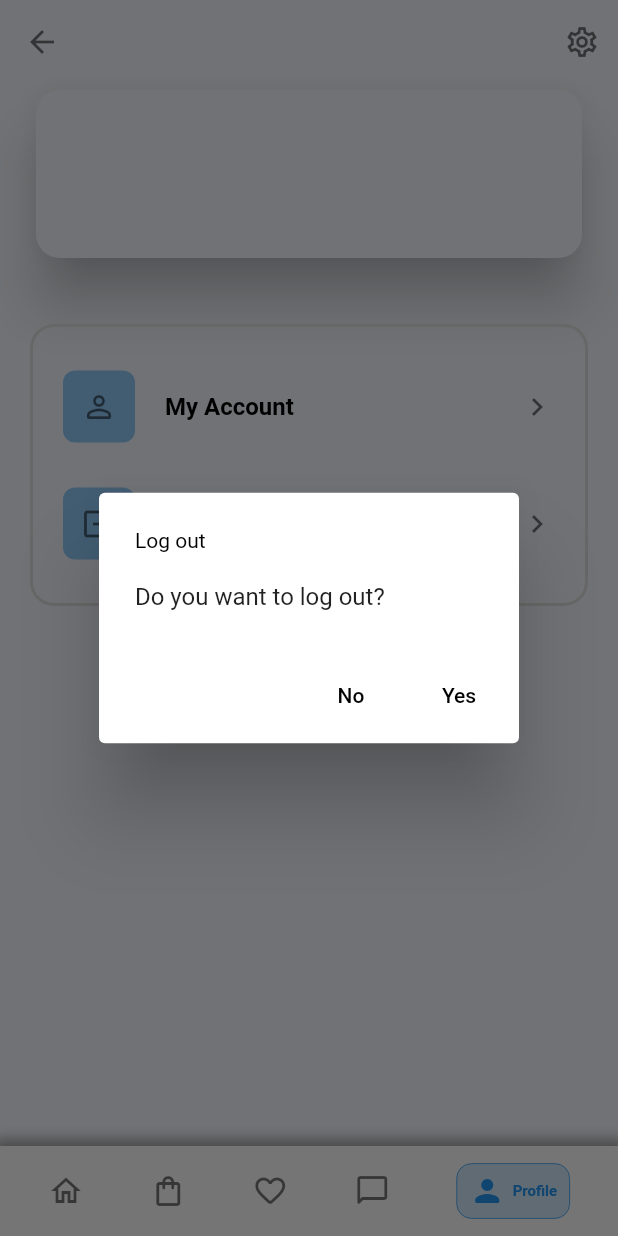
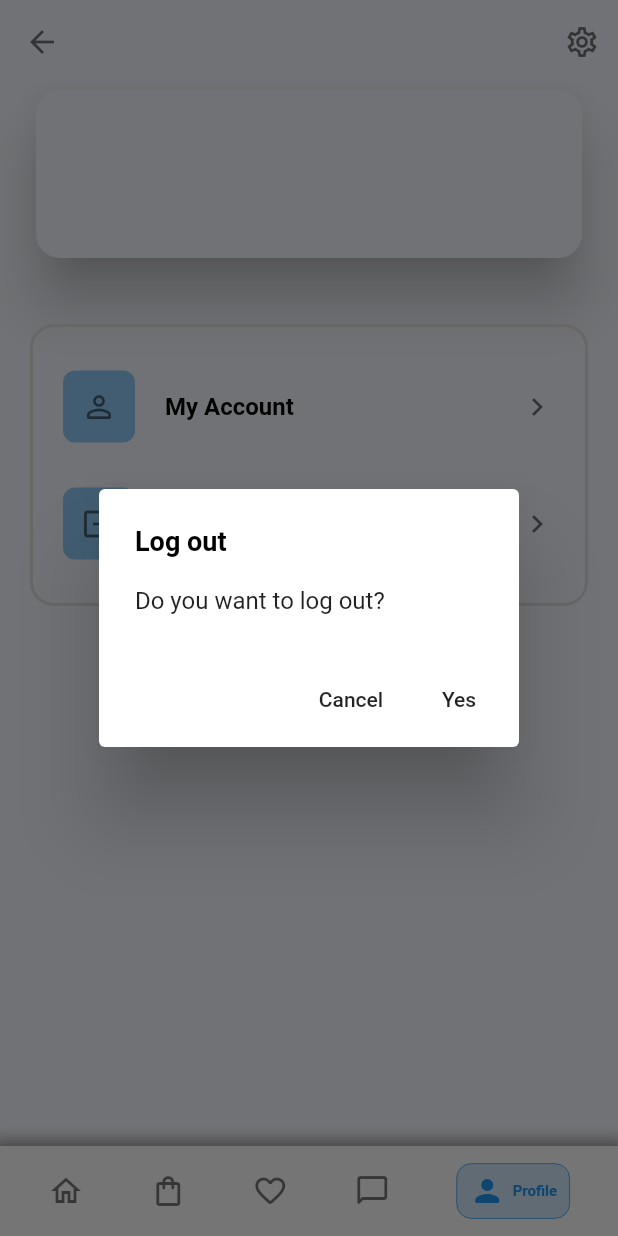
Before and after one commit to ngocnam11/e_shop, a Flutter app: the ProfileScreen screen opened by its route, after a tap on "Log out", on a phone screen of 412 x 824 dp. Run offline on Flutter 3.47's test engine with Material 2 defaults, Android fonts, the phone set to English and light mode, and no system bars; our stand-ins replace carousel_slider, cloud_firestore, equatable, firebase_auth, firebase_core, firebase_storage and 4 more; accounts and stored records are empty; network calls fail; project files that could hold a hidden picture were left out.

Commit message:
update widget

```diff
--- a/lib/screens/profile_screen.dart
+++ b/lib/screens/profile_screen.dart
@@ -126,14 +126,16 @@ class ProfileScreen extends StatelessWidget {
                               context: context,
                               builder: (context) => AlertDialog(
                                 title: const Text('Log out'),
+                                titleTextStyle:
+                                    Theme.of(context).textTheme.headline3,
                                 content: const Text('Do you want to log out?'),
                                 actions: [
                                   TextButton(
                                     onPressed: () =>
                                         Navigator.of(context).pop(),
                                     child: const Text(
-                                      'No',
-                                      style: TextStyle(color: Colors.black),
+                                      'Cancel',
+                                      style: TextStyle(color: Colors.black87),
                                     ),
                                   ),
                                   TextButton(
@@ -144,7 +146,7 @@ class ProfileScreen extends StatelessWidget {
                                     },
                                     child: const Text(
                                       'Yes',
-                                      style: TextStyle(color: Colors.black),
+                                      style: TextStyle(color: Colors.black87),
                                     ),
                                   ),
                                 ],
```
Also changed, not shown: lib/screens/my_account_screen.dart (+17 -10 lines), lib/screens/product_screen.dart (+11 -12 lines).
